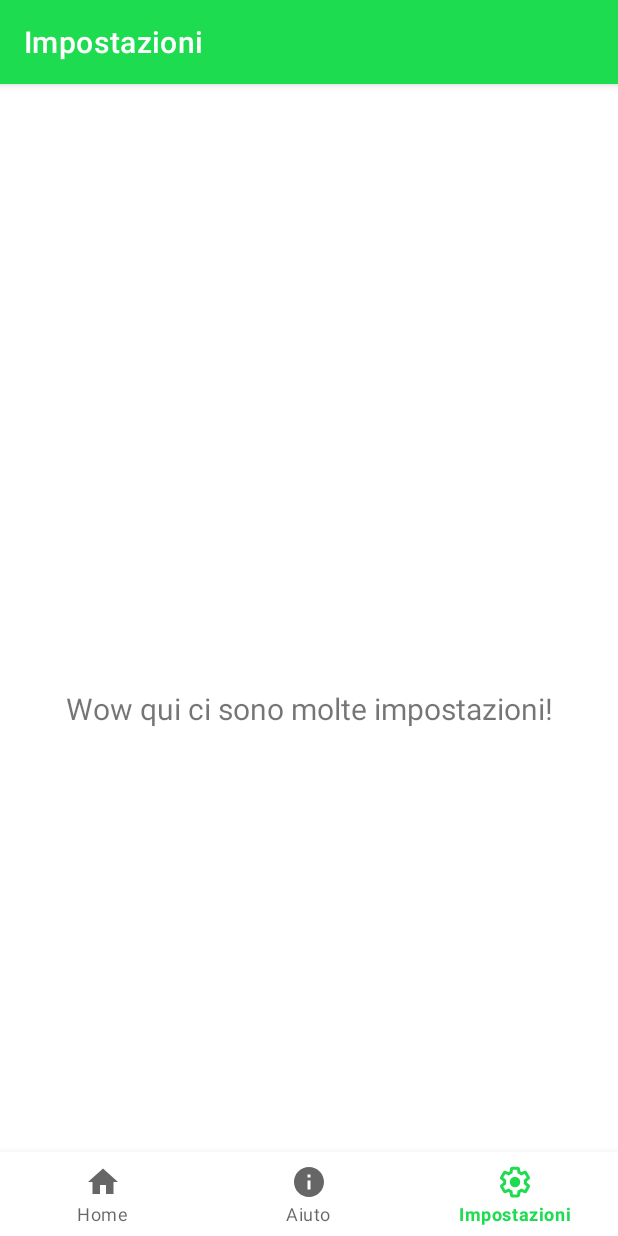
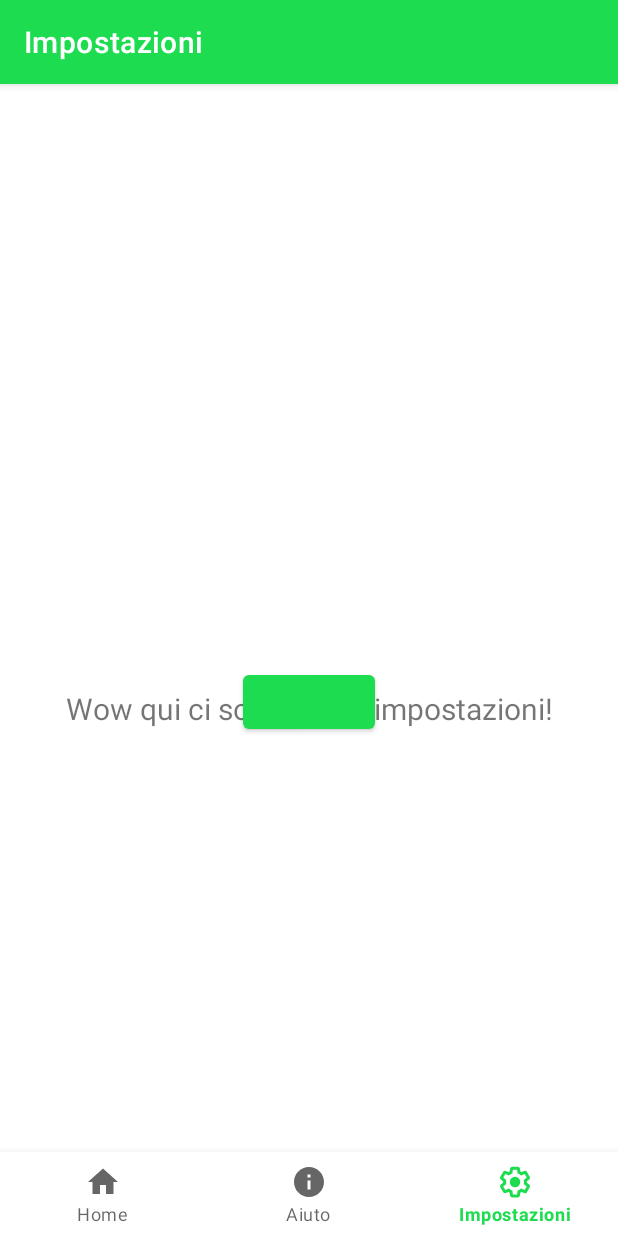
Before and after one commit to SwevenSoftware/BlockCOVID-android, an Android app: the SettingsFragment screen opened through its navigation route, on a phone screen of 412 x 824 dp. Run offline under Robolectric (Android 15) with nearby library versions, the phone set to English and light mode, and no system bars; our stand-ins replace data binding, navigation-ui.

```diff
--- a/app/build.gradle
+++ b/app/build.gradle
@@ -31,6 +31,7 @@ android {
         jvmTarget = '1.8'
     }
     buildFeatures {
+        dataBinding true
         viewBinding true
     }
 
@@ -54,4 +55,7 @@ dependencies {
     testImplementation 'junit:junit:4.+'
     androidTestImplementation 'androidx.test.ext:junit:1.1.2'
     androidTestImplementation 'androidx.test.espresso:espresso-core:3.3.0'
+    implementation 'androidx.core:core-ktx:1.3.1'
+    implementation "androidx.fragment:fragment:1.2.5"
+    implementation 'androidx.fragment:fragment-ktx:1.2.5'
 }
--- a/app/src/main/java/com/example/blockcovid/ui/home/HomeFragment.kt
+++ b/app/src/main/java/com/example/blockcovid/ui/home/HomeFragment.kt
@@ -23,6 +23,6 @@ class HomeFragment : Fragment(R.layout.fragment_home) {
 
     override fun onViewCreated(view: View, savedInstanceState: Bundle?) {
         super.onViewCreated(view, savedInstanceState)
-        btnScanner
+
     }
 }
--- a/app/src/main/res/layout/fragment_settings.xml
+++ b/app/src/main/res/layout/fragment_settings.xml
@@ -1,4 +1,6 @@
 <?xml version="1.0" encoding="utf-8"?>
+<layout>
+
 <androidx.constraintlayout.widget.ConstraintLayout xmlns:android="http://schemas.android.com/apk/res/android"
     xmlns:app="http://schemas.android.com/apk/res-auto"
     xmlns:tools="http://schemas.android.com/tools"
@@ -19,4 +21,17 @@
         app:layout_constraintEnd_toEndOf="parent"
         app:layout_constraintStart_toStartOf="parent"
         app:layout_constraintTop_toTopOf="parent" />
+
+    <com.google.android.material.button.MaterialButton
+        app:layout_constraintBottom_toBottomOf="parent"
+        app:layout_constraintEnd_toEndOf="parent"
+        app:layout_constraintStart_toStartOf="parent"
+        app:layout_constraintTop_toTopOf="parent"
+        android:id="@+id/btnScanner"
+        android:layout_width="wrap_content"
+        android:layout_height="wrap_content"
+        />
+
 </androidx.constraintlayout.widget.ConstraintLayout>
+
+</layout>
--- a/build.gradle
+++ b/build.gradle
@@ -28,6 +28,7 @@ allprojects {
     }
 }
 
+
 task clean(type: Delete) {
     delete rootProject.buildDir
 }
```
Also changed, not shown: app/src/main/java/com/example/blockcovid/ui/scanner/ScannerFragment.kt (+22 -9 lines).
